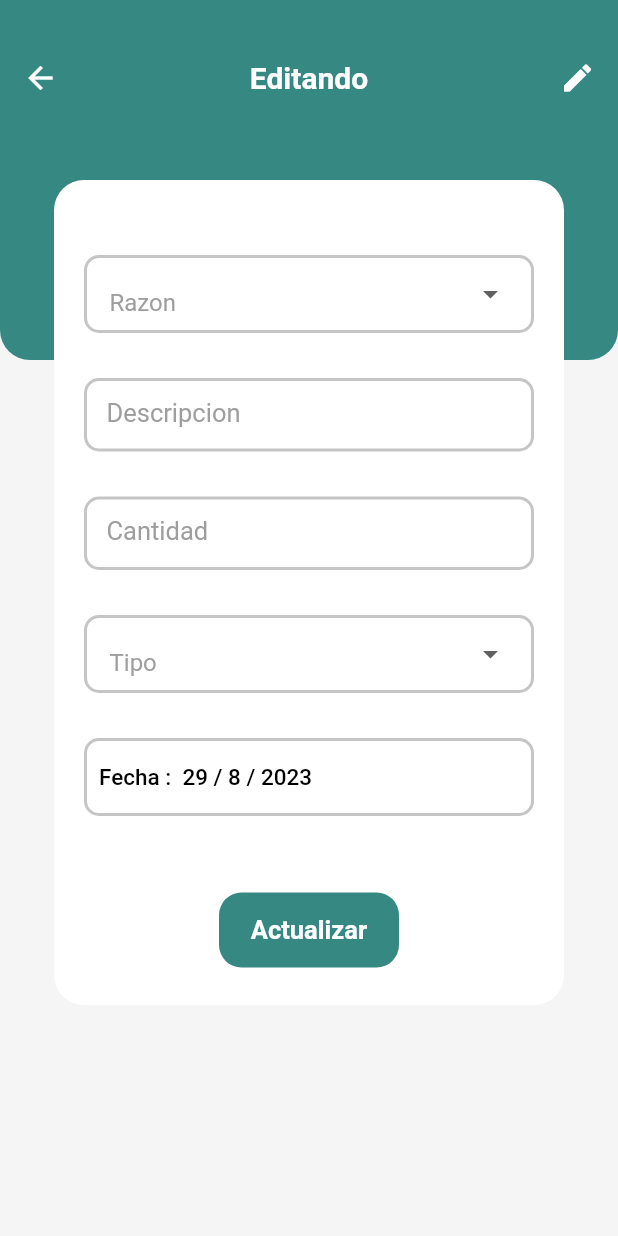
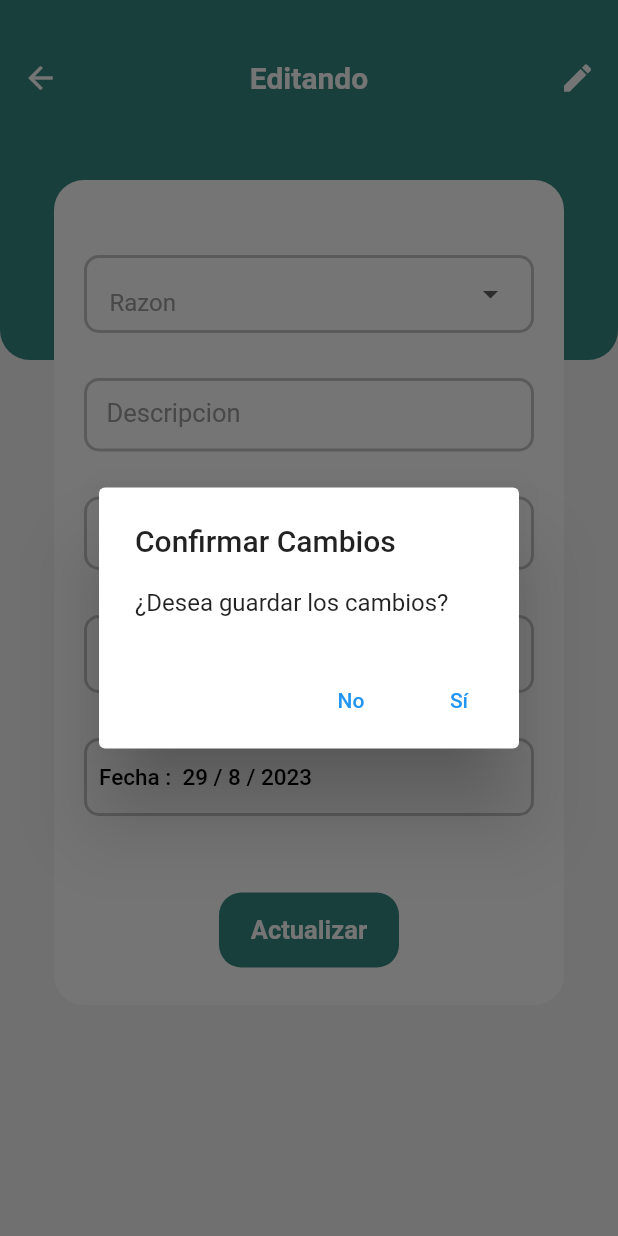
Before and after one commit to EdgardOrd/SpendApp, a Flutter app: the Update_Screen screen opened directly with empty values, after a tap on "Actualizar", on a phone screen of 412 x 824 dp. Run offline on Flutter 3.47's test engine with Material 2 defaults, Android fonts, the phone set to English and light mode, and no system bars; our stand-ins replace cloud_firestore, firebase_core, syncfusion_flutter_charts; accounts and stored records are empty.

Commit message:
Añadiendo correcciones

```diff
--- a/lib/main.dart
+++ b/lib/main.dart
@@ -7,6 +7,7 @@ import 'package:proyecto/screens/login_page.dart';
 import 'package:proyecto/screens/update.dart';
 
 void main() async {
+  WidgetsFlutterBinding.ensureInitialized();
   await Firebase.initializeApp(
     options: DefaultFirebaseOptions.currentPlatform,
   );
--- a/lib/screens/update.dart
+++ b/lib/screens/update.dart
@@ -97,14 +97,8 @@ class _Update_ScreenState extends State<Update_Screen> {
 
   GestureDetector save() {
     return GestureDetector(
-      onTap: () async {
-        await updateSpends(
-            uid,
-            expalin_C.text,
-            date,
-            double.parse(amount_c.text),
-            selctedItemi.toString(),
-            selctedItem.toString());
+      onTap: () {
+        _showConfirmationDialog(context);
       },
       child: Container(
         alignment: Alignment.center,
@@ -125,6 +119,57 @@ class _Update_ScreenState extends State<Update_Screen> {
         ),
       ),
     );
+  }
+
+  Future<void> _showConfirmationDialog(BuildContext context) async {
+    bool shouldUpdate = await showDialog(
+      context: context,
+      builder: (BuildContext context) {
+        return AlertDialog(
+          title: Text('Confirmar Cambios'),
+          content: Text('¿Desea guardar los cambios?'),
+          actions: [
+            TextButton(
+              onPressed: () {
+                Navigator.of(context).pop(false); // No
+              },
+              child: Text('No'),
+            ),
+            TextButton(
+              onPressed: () {
+                Navigator.of(context).pop(true); // Sí
+              },
+              child: Text('Sí'),
+            ),
+          ],
+        );
+      },
+    );
+
+    if (shouldUpdate) {
+      await updateSpends(uid, expalin_C.text, date, double.parse(amount_c.text),
+          selctedItemi.toString(), selctedItem.toString());
+      Navigator.of(context).pop();
+
+      showDialog(
+        context: context,
+        builder: (BuildContext context) {
+          return AlertDialog(
+            title: Text('Registro Editado'),
+            content: Text('El registro ha sido editado exitosamente.'),
+            actions: [
+              TextButton(
+                onPressed: () {
+                  Navigator.of(context).pop(); // Cerrar el cuadro de alerta
+                },
+                child: Text('Aceptar'),
+              ),
+            ],
+          );
+        },
+      );
+      // Cerrar la página actual y volver atrás
+    }
   }
 
   Widget date_time() {
--- a/pubspec.yaml
+++ b/pubspec.yaml
@@ -39,6 +39,7 @@ dependencies:
   firebase_core: ^2.15.1
   cloud_firestore: ^4.8.5
   firebase_auth: ^4.8.0
+  fluttertoast: ^8.2.2
 
 dev_dependencies:
   flutter_test:
```
Also changed, not shown: lib/widgets/login_form.dart (+25 -41 lines), pubspec.lock, 1 other file.
